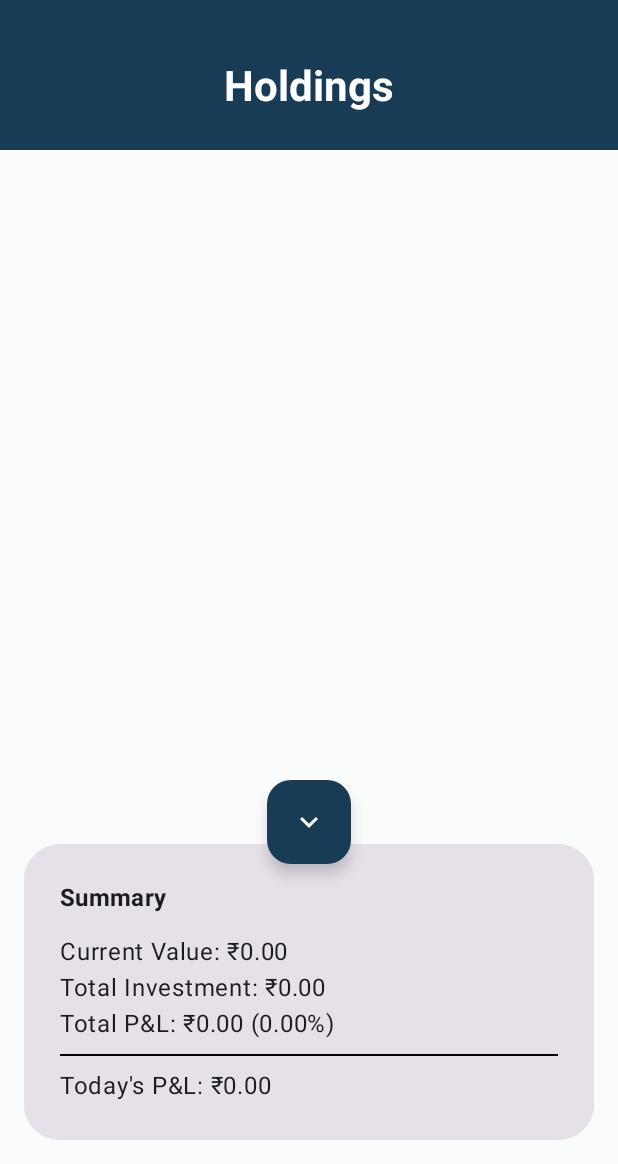
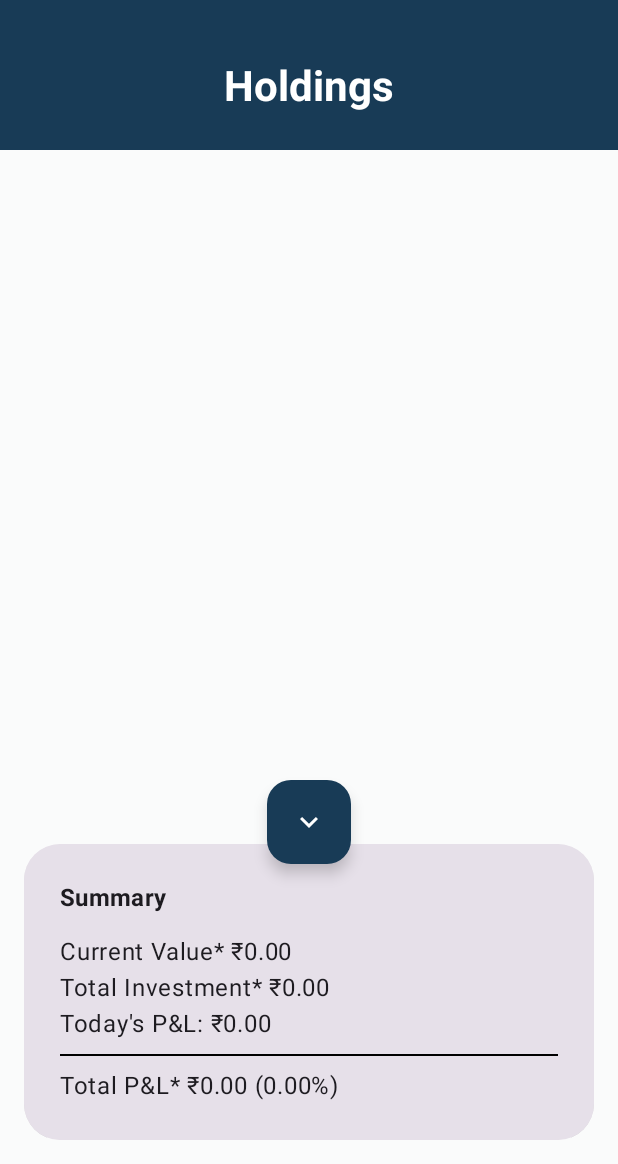
Before and after one commit to Qkprahlad101/Holdings_Portfolio, an Android app built with Jetpack Compose: the screen it shows after launch (MainActivity), after a tap on "Summary", on a phone screen of 412 x 824 dp, the part 72-1236 px from its top. Run offline under Robolectric (Android 15) with nearby library versions, the phone set to English and light mode, and no system bars; our stand-ins replace Room's generated code; network calls fail.

Commit message:
position corrected.

```diff
--- a/app/src/main/java/com/example/holdings_portfolio/presentation/HoldingsScreen.kt
+++ b/app/src/main/java/com/example/holdings_portfolio/presentation/HoldingsScreen.kt
@@ -127,16 +127,16 @@ fun HoldingsScreen(viewModel: HoldingsViewModel = koinViewModel()) {
                             style = MaterialTheme.typography.titleMedium
                         )
                         Spacer(Modifier.height(12.dp))
-                        Text("Current Value: ${totalValue.toDisplayCurrency()}")
-                        Text("Total Investment: ${totalInvestment.toDisplayCurrency()}")
-                        Text("Total P&L: ${totalPnL.toDisplayCurrency()} (${pnlPercent.toDisplayPercent()})")
+                        Text("Current Value* ${totalValue.toDisplayCurrency()}")
+                        Text("Total Investment* ${totalInvestment.toDisplayCurrency()}")
+                        Text("Today's P&L: ${todayPnL.toDisplayCurrency()}")
                         Divider(
                             modifier = Modifier
                                 .padding(top = 8.dp, bottom = 8.dp),
                             thickness = 1.dp,
                             color = Color.Black
                         )
-                        Text("Today's P&L: ${todayPnL.toDisplayCurrency()}")
+                        Text("Total P&L* ${totalPnL.toDisplayCurrency()} (${pnlPercent.toDisplayPercent()})")
                     }
                 }
             }
```
